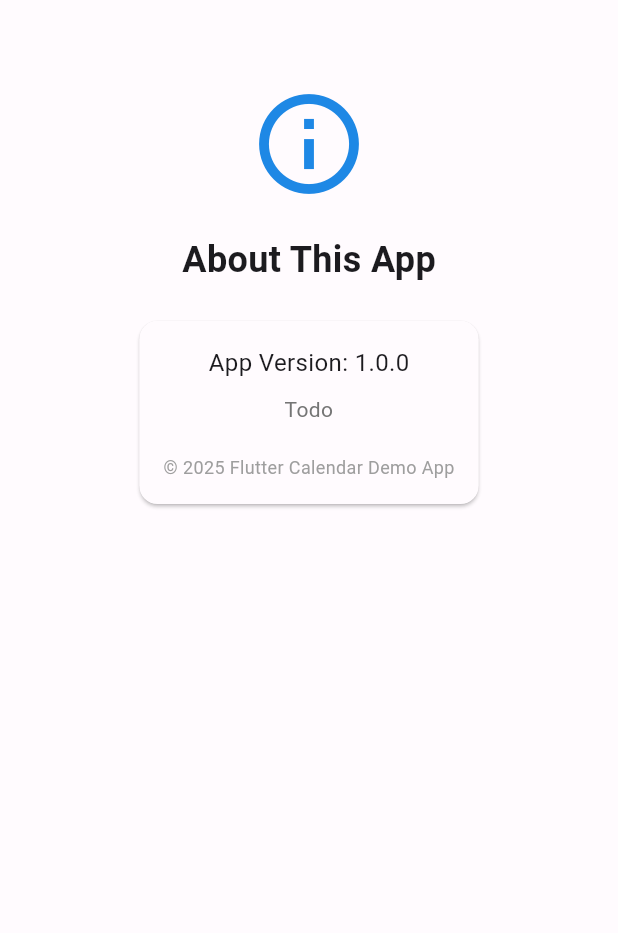
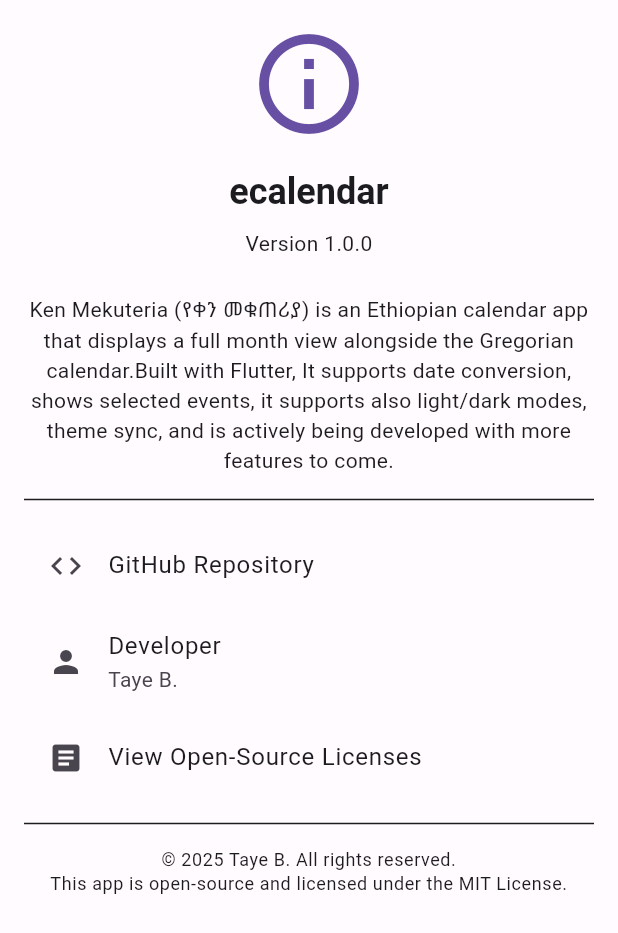
Before and after one commit to tayebrhn/ecalendar, a Flutter app: the AboutScreen screen opened directly, on a phone screen of 412 x 824 dp. Shown: the top 933 px of the screen. Run offline on Flutter 3.47's test engine with Material 3 defaults, Android fonts, the light colour scheme and no system bars; our stand-ins replace package_info_plus, shared_preferences; missing offline and left inert: abushakir; accounts and stored records are empty.

Commit message:
implement about page ,edit readme

```diff
--- a/lib/main.dart
+++ b/lib/main.dart
@@ -64,7 +64,7 @@
 }
 
 class _MainScreenState extends State<MainScreen> {
-  int _selectedIndex = 0;
+  int _selectedIndex = 3;
 
   final List<Widget> _screens = [
     MonthlyScreen(),
--- a/lib/screens/about_screen.dart
+++ b/lib/screens/about_screen.dart
@@ -1,46 +1,105 @@
 import 'package:flutter/material.dart';
+import 'package:package_info_plus/package_info_plus.dart';
+import 'package:url_launcher/url_launcher.dart';
 
-class AboutScreen extends StatelessWidget {
+class AboutScreen extends StatefulWidget {
+  const AboutScreen({super.key});
+
+  @override
+  State<AboutScreen> createState() => _AboutScreenState();
+}
+
+class _AboutScreenState extends State<AboutScreen> {
+  String _appName = '';
+  String _version = '';
+  String _packageName = '';
+
+  @override
+  void initState() {
+    super.initState();
+    _loadAppInfo();
+  }
+
+  Future<void> _loadAppInfo() async {
+    final info = await PackageInfo.fromPlatform();
+    setState(() {
+      _appName = info.appName;
+      _version = info.version;
+      _packageName = info.packageName;
+    });
+  }
+
+  Future<void> _launchURL(String url) async {
+    final uri = Uri.parse(url);
+    if (await canLaunchUrl(uri)) {
+      await launchUrl(uri, mode: LaunchMode.externalApplication);
+    } else {
+      ScaffoldMessenger.of(
+        context,
+      ).showSnackBar(const SnackBar(content: Text('Could not open link')));
+    }
+  }
+
   @override
   Widget build(BuildContext context) {
-    return Center(
-      child: Padding(
-        padding: EdgeInsets.all(16.0),
-        child: Column(
-          crossAxisAlignment: CrossAxisAlignment.center,
+    final theme = Theme.of(context);
+    return Scaffold(
+      body: ListView(
+        padding: const EdgeInsets.all(16),
         children: [
-            SizedBox(height: 40),
-            Icon(Icons.info_outline, size: 80, color: Colors.blue[600]),
-            SizedBox(height: 20),
+          Icon(Icons.info_outline, size: 80, color: theme.colorScheme.primary),
+          const SizedBox(height: 16),
           Text(
-              'About This App',
-              style: TextStyle(fontSize: 24, fontWeight: FontWeight.bold),
+            _appName,
+            style: theme.textTheme.headlineSmall?.copyWith(
+              fontWeight: FontWeight.bold,
             ),
-            SizedBox(height: 20),
-            Card(
-              child: Padding(
-                padding: EdgeInsets.all(16),
-                child: Column(
-
-                  children: [
-                    Text('App Version: 1.0.0', style: TextStyle(fontSize: 16)),
-                    SizedBox(height: 10),
+            textAlign: TextAlign.center,
+          ),
+          const SizedBox(height: 8),
           Text(
-                      "Todo",
+            'Version $_version',
+            style: theme.textTheme.bodyMedium,
             textAlign: TextAlign.center,
-                      style: TextStyle(color: Colors.grey[600]),
           ),
-                    SizedBox(height: 20),
+          const SizedBox(height: 24),
           Text(
-                      '© 2025 Flutter Calendar Demo App',
-                      style: TextStyle(color: Colors.grey[500], fontSize: 12),
+            'Ken Mekuteria (የቀን መቁጠሪያ) is an Ethiopian calendar app that displays a full month view alongside the Gregorian calendar.'
+            'Built with Flutter, It supports date conversion, shows selected events, it supports also light/dark modes, theme sync, and is actively being developed with more features to come.',
+            style: theme.textTheme.bodyMedium,
+            textAlign: TextAlign.center,
+          ),
+          const Divider(height: 32),
+          ListTile(
+            leading: const Icon(Icons.code),
+            title: const Text('GitHub Repository'),
+            onTap: () => _launchURL('https://github.com/ty-ab'),
+          ),
+          ListTile(
+            leading: const Icon(Icons.person),
+            title: const Text('Developer'),
+            subtitle: const Text('Taye B.'),
+            onTap: () => _launchURL('https://notyet.com'),
+          ),
+          ListTile(
+            leading: const Icon(Icons.article),
+            title: const Text('View Open-Source Licenses'),
+            onTap: () {
+              showLicensePage(
+                context: context,
+                applicationName: _appName,
+                applicationVersion: _version,
+              );
+            },
+          ),
+          const Divider(height: 32),
+          Text(
+            '© ${DateTime.now().year} Taye B. All rights reserved.\n'
+            'This app is open-source and licensed under the MIT License.',
+            style: theme.textTheme.bodySmall,
+            textAlign: TextAlign.center,
           ),
         ],
-                ),
-              ),
-            ),
-          ],
-        ),
       ),
     );
   }
```
Also changed, not shown: pubspec.yaml (+10 -7 lines), pubspec.lock, 4 other files. Lines whose indentation alone changed are shown as unchanged.
